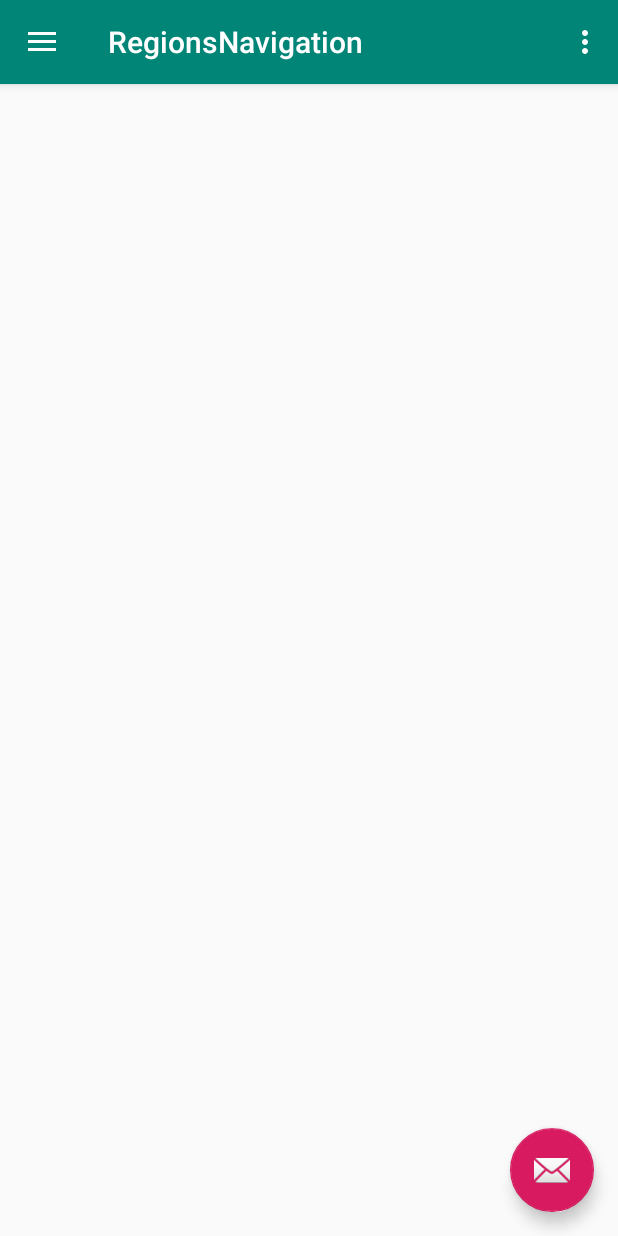
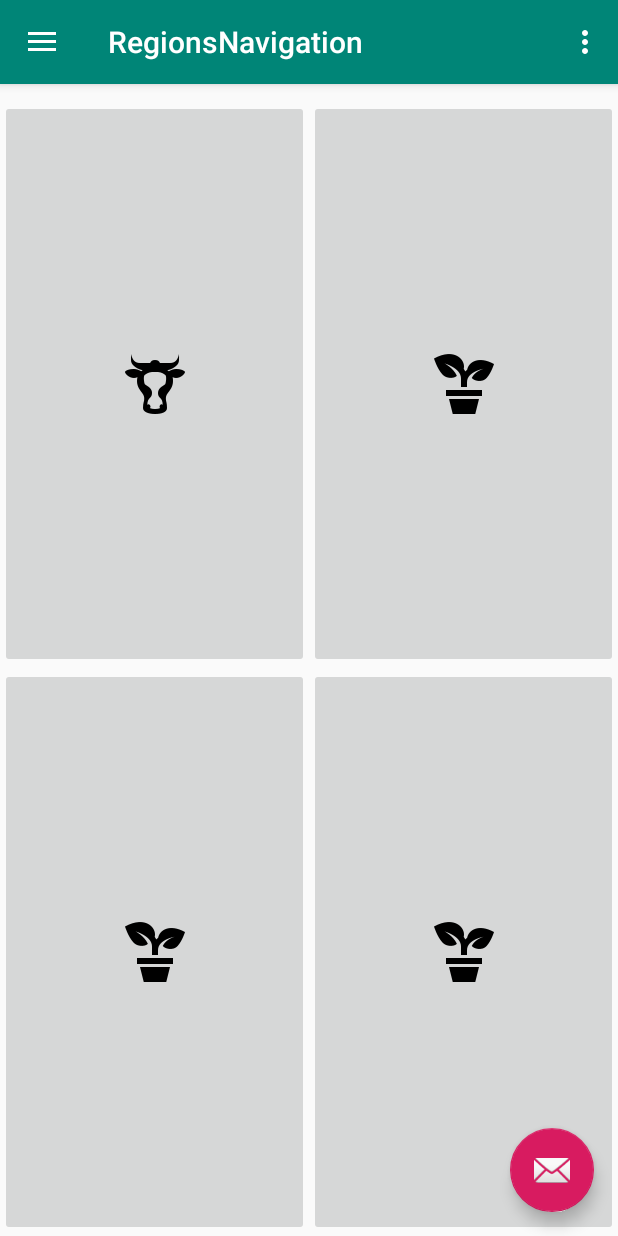
Before and after one commit to caiomcg/AgroTec, an Android app: the RegionsNavigation screen opened directly, with no data from a screen before it, in the side drawer, after a tap on "Sertão", on a phone screen of 412 x 824 dp. Run offline under Robolectric (Android 15) with nearby library versions, the phone set to English and light mode, and no system bars; network calls fail; 4 statements that could not run were skipped.

Commit message:
Add fragment support

```diff
--- /dev/null
+++ b/app/src/main/java/com/caiomcg/es/OptionsFragment.java
@@ -0,0 +1,108 @@
+package com.caiomcg.es;
+
+import android.content.Context;
+import android.net.Uri;
+import android.os.Bundle;
+import android.support.v4.app.Fragment;
+import android.view.LayoutInflater;
+import android.view.View;
+import android.view.ViewGroup;
+
+
+/**
+ * A simple {@link Fragment} subclass.
+ * Activities that contain this fragment must implement the
+ * {@link OptionsFragment.OnFragmentInteractionListener} interface
+ * to handle interaction events.
+ * Use the {@link OptionsFragment#newInstance} factory method to
+ * create an instance of this fragment.
+ */
+public class OptionsFragment extends Fragment {
+    // TODO: Rename parameter arguments, choose names that match
+    // the fragment initialization parameters, e.g. ARG_ITEM_NUMBER
+    private static final String ARG_PARAM1 = "param1";
+    private static final String ARG_PARAM2 = "param2";
+
+    // TODO: Rename and change types of parameters
+    private String mParam1;
+    private String mParam2;
+
+    private OnFragmentInteractionListener mListener;
+
+    public OptionsFragment() {
+        // Required empty public constructor
+    }
+
+    /**
+     * Use this factory method to create a new instance of
+     * this fragment using the provided parameters.
+     *
+     * @param param1 Parameter 1.
+     * @param param2 Parameter 2.
+     * @return A new instance of fragment OptionsFragment.
+     */
+    // TODO: Rename and change types and number of parameters
+    public static OptionsFragment newInstance(String param1, String param2) {
+        OptionsFragment fragment = new OptionsFragment();
+        Bundle args = new Bundle();
+        args.putString(ARG_PARAM1, param1);
+        args.putString(ARG_PARAM2, param2);
+        fragment.setArguments(args);
+        return fragment;
+    }
+
+    @Override
+    public void onCreate(Bundle savedInstanceState) {
+        super.onCreate(savedInstanceState);
+        if (getArguments() != null) {
+            mParam1 = getArguments().getString(ARG_PARAM1);
+            mParam2 = getArguments().getString(ARG_PARAM2);
+        }
+    }
+
+    @Override
+    public View onCreateView(LayoutInflater inflater, ViewGroup container,
+                             Bundle savedInstanceState) {
+        // Inflate the layout for this fragment
+        return inflater.inflate(R.layout.fragment_options, container, false);
+    }
+
+    // TODO: Rename method, update argument and hook method into UI event
+    public void onButtonPressed(Uri uri) {
+        if (mListener != null) {
+            mListener.onFragmentInteraction(uri);
+        }
+    }
+
+    @Override
+    public void onAttach(Context context) {
+        super.onAttach(context);
+        if (context instanceof OnFragmentInteractionListener) {
+            mListener = (OnFragmentInteractionListener) context;
+        } else {
+            throw new RuntimeException(context.toString()
+                    + " must implement OnFragmentInteractionListener");
+        }
+    }
+
+    @Override
+    public void onDetach() {
+        super.onDetach();
+        mListener = null;
+    }
+
+    /**
+     * This interface must be implemented by activities that contain this
+     * fragment to allow an interaction in this fragment to be communicated
+     * to the activity and potentially other fragments contained in that
+     * activity.
+     * <p>
+     * See the Android Training lesson <a href=
+     * "http://developer.android.com/training/basics/fragments/communicating.html"
+     * >Communicating with Other Fragments</a> for more information.
+     */
+    public interface OnFragmentInteractionListener {
+        // TODO: Update argument type and name
+        void onFragmentInteraction(Uri uri);
+    }
+}
--- a/app/src/main/java/com/caiomcg/es/RegionsNavigation.java
+++ b/app/src/main/java/com/caiomcg/es/RegionsNavigation.java
@@ -1,9 +1,10 @@
 package com.caiomcg.es;
 
-import android.content.Intent;
+import android.net.Uri;
 import android.os.Bundle;
 import android.support.design.widget.FloatingActionButton;
 import android.support.design.widget.Snackbar;
+import android.support.v4.app.Fragment;
 import android.util.Log;
 import android.view.View;
 import android.support.design.widget.NavigationView;
@@ -19,7 +20,7 @@ import android.widget.TextView;
 import com.caiomcg.es.Models.User;
 
 public class RegionsNavigation extends AppCompatActivity
-        implements NavigationView.OnNavigationItemSelectedListener {
+        implements NavigationView.OnNavigationItemSelectedListener, OptionsFragment.OnFragmentInteractionListener  {
     public static String TAG = "RegionsNavigation";
 
     private User user;
@@ -97,19 +98,22 @@ public class RegionsNavigation extends AppCompatActivity
     @Override
     public boolean onNavigationItemSelected(MenuItem item) {
         // Handle navigation view item clicks here.
-        int id = item.getItemId();
-
-        if (id == R.id.nav_mata) {
-            // Handle the camera action
-        } else if (id == R.id.nav_agreste) {
-
-        } else if (id == R.id.nav_borborema) {
-
-        } else if (id == R.id.nav_sertao) {
-
-        } else if (id == R.id.nav_share) {
-
-        } else if (id == R.id.nav_send) {
+        switch (item.getItemId()) {
+            case R.id.nav_mata:
+                //TODO: Show type
+                OptionsFragment fragment = OptionsFragment.newInstance("", "");
+                getSupportFragmentManager().beginTransaction().replace(R.id.screen_area, fragment).commit();
+                break;
+            case R.id.nav_agreste:
+                break;
+            case R.id.nav_borborema:
+                break;
+            case R.id.nav_sertao:
+                break;
+            case R.id.nav_share:
+                break;
+            case R.id.nav_send:
+                break;
 
         }
 
@@ -117,4 +121,9 @@ public class RegionsNavigation extends AppCompatActivity
         drawer.closeDrawer(GravityCompat.START);
         return true;
     }
+
+    @Override
+    public void onFragmentInteraction(Uri uri) {
+        Log.e(TAG, uri.toString());
+    }
 }
--- a/app/src/main/res/layout/content_regions_navigation.xml
+++ b/app/src/main/res/layout/content_regions_navigation.xml
@@ -8,4 +8,13 @@
     tools:context=".RegionsNavigation"
     tools:showIn="@layout/app_bar_regions_navigation">
 
+    <FrameLayout
+        android:id="@+id/screen_area"
+        android:layout_width="match_parent"
+        android:layout_height="match_parent"
+        app:layout_constraintBottom_toBottomOf="parent"
+        app:layout_constraintEnd_toEndOf="parent"
+        app:layout_constraintStart_toStartOf="parent"
+        app:layout_constraintTop_toTopOf="parent"></FrameLayout>
+
 </android.support.constraint.ConstraintLayout>
--- /dev/null
+++ b/app/src/main/res/layout/fragment_options.xml
@@ -0,0 +1,74 @@
+<?xml version="1.0" encoding="utf-8"?>
+<LinearLayout xmlns:android="http://schemas.android.com/apk/res/android"
+    xmlns:app="http://schemas.android.com/apk/res-auto"
+    xmlns:tools="http://schemas.android.com/tools"
+    android:layout_width="match_parent"
+    android:layout_height="match_parent"
+    android:backgroundTint="#FF00FF00"
+    android:orientation="vertical"
+    android:weightSum="3"
+    tools:context=".OptionsFragment">
+
+    <LinearLayout
+        android:layout_width="match_parent"
+        android:layout_height="400dp"
+        android:layout_weight="1"
+        android:orientation="vertical">
+
+        <TextView
+            android:id="@+id/textView3"
+            android:layout_width="match_parent"
+            android:layout_height="match_parent"
+            android:layout_margin="20dp"
+            android:text="Selecione a área de interesse"
+            android:textAlignment="center"
+            android:textSize="24sp" />
+    </LinearLayout>
+
+    <LinearLayout
+        android:layout_width="match_parent"
+        android:layout_height="match_parent"
+        android:layout_weight="1"
+        android:backgroundTint="#FFFF0000"
+        android:orientation="horizontal"
+        android:weightSum="2">
+
+        <ImageButton
+            android:id="@+id/imageButton"
+            android:layout_width="match_parent"
+            android:layout_height="match_parent"
+            android:layout_weight="1"
+            android:src="@drawable/ic_cattle" />
+
+        <ImageButton
+            android:id="@+id/imageButton2"
+            android:layout_width="match_parent"
+            android:layout_height="match_parent"
+            android:layout_weight="1"
+            android:src="@drawable/ic_plant" />
+
+    </LinearLayout>
+
+    <LinearLayout
+        android:layout_width="match_parent"
+        android:layout_height="match_parent"
+        android:layout_weight="1"
+        android:orientation="horizontal"
+        android:weightSum="2">
+
+        <ImageButton
+            android:id="@+id/imageButton3"
+            android:layout_width="match_parent"
+            android:layout_height="match_parent"
+            android:layout_weight="1"
+            android:src="@drawable/ic_plant" />
+
+        <ImageButton
+            android:id="@+id/imageButton4"
+            android:layout_width="match_parent"
+            android:layout_height="match_parent"
+            android:layout_weight="1"
+            android:src="@drawable/ic_plant" />
+    </LinearLayout>
+
+</LinearLayout>
--- a/app/src/main/res/values/strings.xml
+++ b/app/src/main/res/values/strings.xml
@@ -7,4 +7,7 @@
     <string name="nav_header_subtitle">android.studio@android.com</string>
     <string name="nav_header_desc">Navigation header</string>
     <string name="action_settings">Settings</string>
+
+    <!-- TODO: Remove or change this placeholder text -->
+    <string name="hello_blank_fragment">Hello blank fragment</string>
 </resources>
```
